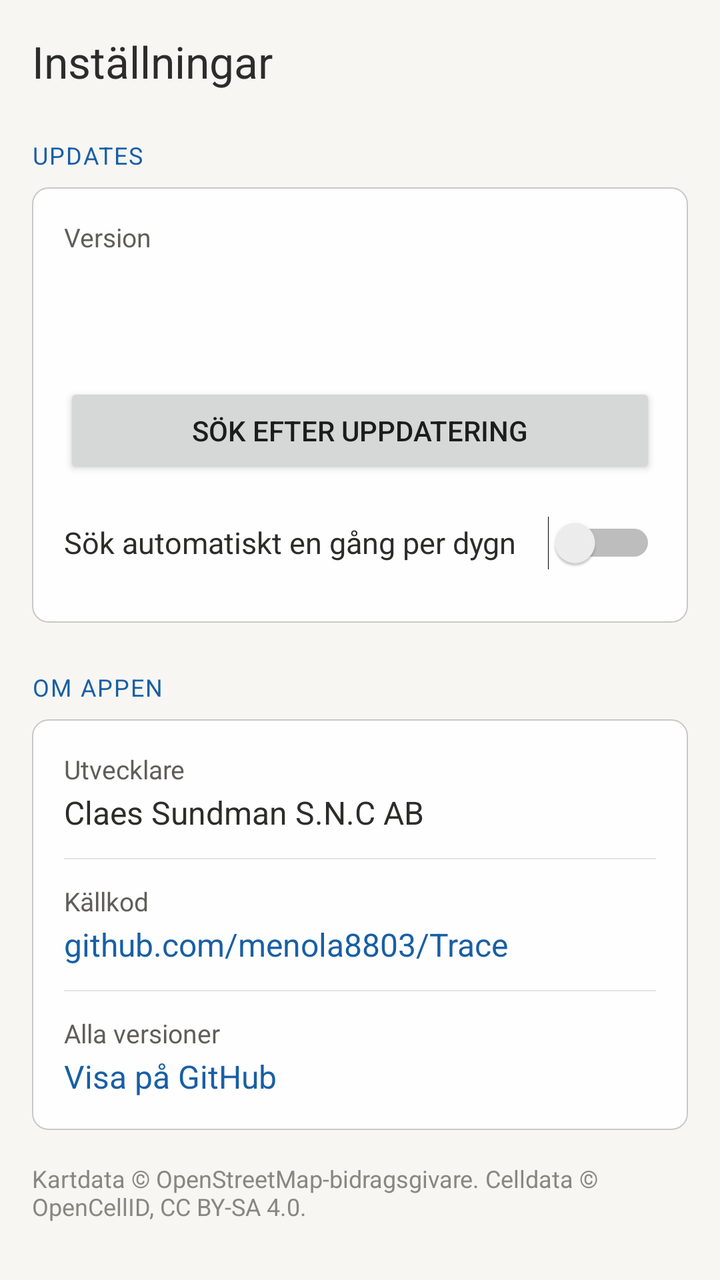
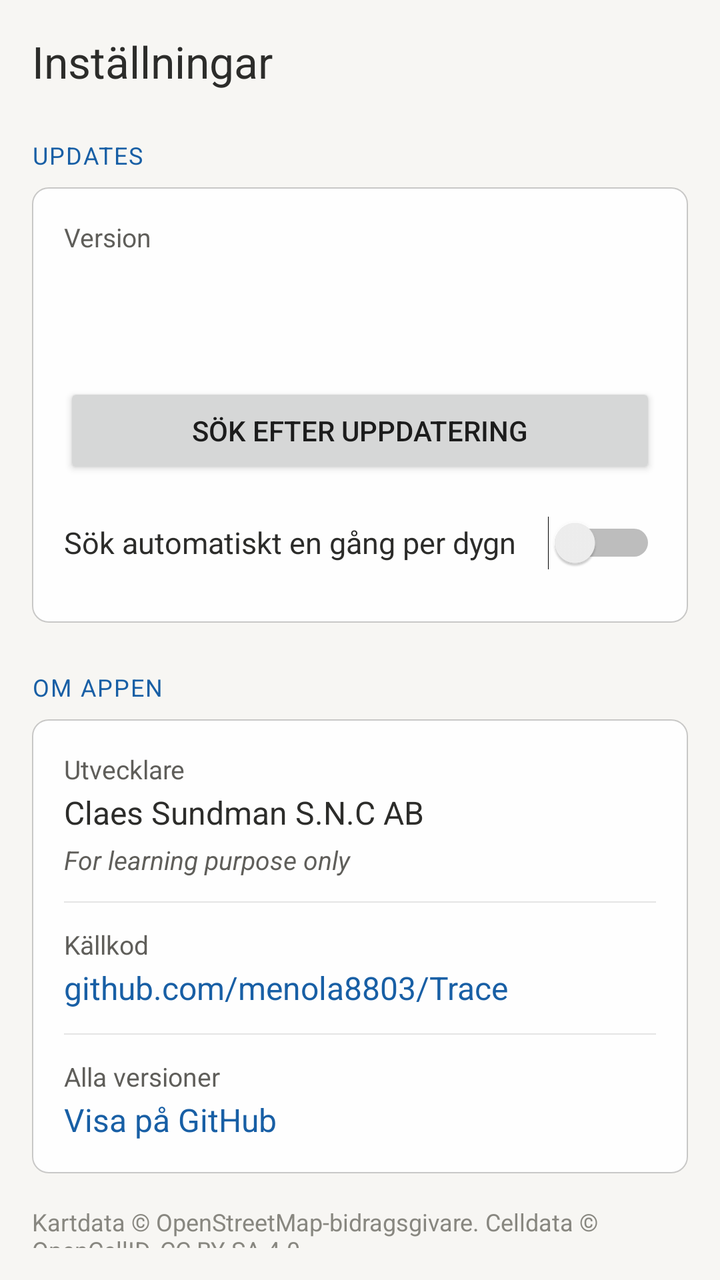

Two renders of the same Android screen: before a commit and after it. Below are the layout's source before the change and the commit's diff.
<!-- AndroidManifest.xml: application theme AppTheme -->
<!-- res/layout/activity_settings.xml -->
<?xml version="1.0" encoding="utf-8"?>
<ScrollView xmlns:android="http://schemas.android.com/apk/res/android"
    android:id="@+id/settingsRoot"
    android:layout_width="match_parent"
    android:layout_height="match_parent"
    android:background="#F7F6F3"
    android:paddingTop="16dp"
    android:paddingBottom="16dp">

    <LinearLayout
        android:layout_width="match_parent"
        android:layout_height="wrap_content"
        android:orientation="vertical"
        android:paddingHorizontal="16dp">

        <TextView
            android:layout_width="match_parent"
            android:layout_height="wrap_content"
            android:text="Inställningar"
            android:textColor="#2C2C2A"
            android:textSize="22sp" />

        
        <TextView
            android:layout_width="match_parent"
            android:layout_height="wrap_content"
            android:layout_marginTop="24dp"
            android:layout_marginBottom="8dp"
            android:letterSpacing="0.06"
            android:text="UPDATES"
            android:textColor="#185FA5"
            android:textSize="12sp" />

        <LinearLayout
            android:layout_width="match_parent"
            android:layout_height="wrap_content"
            android:background="@drawable/bg_card"
            android:orientation="vertical"
            android:padding="16dp">

            <TextView
                android:layout_width="match_parent"
                android:layout_height="wrap_content"
                android:text="Version"
                android:textColor="#5F5E5A"
                android:textSize="13sp" />

            <TextView
                android:id="@+id/versionValue"
                android:layout_width="match_parent"
                android:layout_height="wrap_content"
                android:layout_marginTop="2dp"
                android:textColor="#2C2C2A"
                android:textSize="18sp" />

            <TextView
                android:id="@+id/updateStatus"
                android:layout_width="match_parent"
                android:layout_height="wrap_content"
                android:layout_marginTop="12dp"
                android:textColor="#5F5E5A"
                android:textSize="13sp" />

            <Button
                android:id="@+id/btnCheckUpdate"
                android:layout_width="match_parent"
                android:layout_height="wrap_content"
                android:layout_marginTop="8dp"
                android:text="Sök efter uppdatering" />

            <Switch
                android:id="@+id/switchAutoUpdate"
                android:layout_width="match_parent"
                android:layout_height="wrap_content"
                android:layout_marginTop="8dp"
                android:minHeight="48dp"
                android:text="Sök automatiskt en gång per dygn"
                android:textColor="#2C2C2A"
                android:textSize="15sp" />
        </LinearLayout>

        
        <TextView
            android:layout_width="match_parent"
            android:layout_height="wrap_content"
            android:layout_marginTop="24dp"
            android:layout_marginBottom="8dp"
            android:letterSpacing="0.06"
            android:text="OM APPEN"
            android:textColor="#185FA5"
            android:textSize="12sp" />

        <LinearLayout
            android:layout_width="match_parent"
            android:layout_height="wrap_content"
            android:background="@drawable/bg_card"
            android:orientation="vertical"
            android:paddingHorizontal="16dp"
            android:paddingVertical="4dp">

            <LinearLayout
                android:layout_width="match_parent"
                android:layout_height="wrap_content"
                android:orientation="vertical"
                android:paddingVertical="12dp">

                <TextView
                    android:layout_width="match_parent"
                    android:layout_height="wrap_content"
                    android:text="Utvecklare"
                    android:textColor="#5F5E5A"
                    android:textSize="13sp" />

                <TextView
                    android:layout_width="match_parent"
                    android:layout_height="wrap_content"
                    android:layout_marginTop="2dp"
                    android:text="Claes Sundman S.N.C AB"
                    android:textColor="#2C2C2A"
                    android:textSize="16sp" />
            </LinearLayout>

            <View
                android:layout_width="match_parent"
                android:layout_height="0.5dp"
                android:background="#1A000000" />

            <LinearLayout
                android:id="@+id/rowSource"
                android:layout_width="match_parent"
                android:layout_height="wrap_content"
                android:background="?android:attr/selectableItemBackground"
                android:clickable="true"
                android:focusable="true"
                android:orientation="vertical"
                android:paddingVertical="12dp">

                <TextView
                    android:layout_width="match_parent"
                    android:layout_height="wrap_content"
                    android:text="Källkod"
                    android:textColor="#5F5E5A"
                    android:textSize="13sp" />

                <TextView
                    android:layout_width="match_parent"
                    android:layout_height="wrap_content"
                    android:layout_marginTop="2dp"
                    android:text="github.com/menola8803/Trace"
                    android:textColor="#185FA5"
                    android:textSize="16sp" />
            </LinearLayout>

            <View
                android:layout_width="match_parent"
                android:layout_height="0.5dp"
                android:background="#1A000000" />

            <LinearLayout
                android:id="@+id/rowAllVersions"
                android:layout_width="match_parent"
                android:layout_height="wrap_content"
                android:background="?android:attr/selectableItemBackground"
                android:clickable="true"
                android:focusable="true"
                android:orientation="vertical"
                android:paddingVertical="12dp">

                <TextView
                    android:layout_width="match_parent"
                    android:layout_height="wrap_content"
                    android:text="Alla versioner"
                    android:textColor="#5F5E5A"
                    android:textSize="13sp" />

                <TextView
                    android:layout_width="match_parent"
                    android:layout_height="wrap_content"
                    android:layout_marginTop="2dp"
                    android:text="Visa på GitHub"
                    android:textColor="#185FA5"
                    android:textSize="16sp" />
            </LinearLayout>
        </LinearLayout>

        <TextView
            android:layout_width="match_parent"
            android:layout_height="wrap_content"
            android:layout_marginTop="16dp"
            android:text="Kartdata © OpenStreetMap-bidragsgivare. Celldata © OpenCellID, CC BY-SA 4.0."
            android:textColor="#888780"
            android:textSize="12sp" />
    </LinearLayout>
</ScrollView>
<!-- resources referenced by this layout -->
<resources>
  <!-- drawable bg_card (drawable) -->
  <?xml version="1.0" encoding="utf-8"?>
  <shape xmlns:android="http://schemas.android.com/apk/res/android" android:shape="rectangle">
      <solid android:color="#EBFFFFFF" />
      <corners android:radius="8dp" />
      <stroke android:width="0.5dp" android:color="#33000000" />
  </shape>
  <style name="AppTheme" parent="android:Theme.Material.Light.NoActionBar" />
</resources>

<!-- the commit's change to res/layout/activity_settings.xml (unified diff, before → after) -->
@@ -118,6 +118,15 @@
                     android:text="Claes Sundman S.N.C AB"
                     android:textColor="#2C2C2A"
                     android:textSize="16sp" />
+
+                <TextView
+                    android:layout_width="match_parent"
+                    android:layout_height="wrap_content"
+                    android:layout_marginTop="4dp"
+                    android:text="For learning purpose only"
+                    android:textColor="#5F5E5A"
+                    android:textSize="13sp"
+                    android:textStyle="italic" />
             </LinearLayout>
 
             <View
